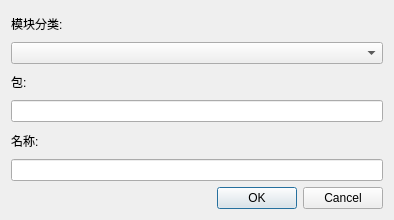
Qt form nodeparser/new_subsystem_dialog.ui (L-Net-1992/ADAS_AD_Developer) before a commit.
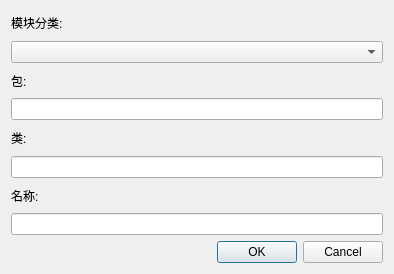
The same form after that commit.

Patch:
```diff
--- a/nodeparser/new_subsystem_dialog.ui
+++ b/nodeparser/new_subsystem_dialog.ui
@@ -7,7 +7,7 @@
     <x>0</x>
     <y>0</y>
     <width>394</width>
-    <height>220</height>
+    <height>274</height>
    </rect>
   </property>
   <property name="windowTitle">
@@ -43,13 +43,23 @@
    <item>
     <widget class="QLabel" name="label_2">
      <property name="text">
-      <string>名称:</string>
+      <string>类:</string>
      </property>
     </widget>
    </item>
    <item>
     <widget class="QLineEdit" name="nameEdit"/>
    </item>
+   <item>
+    <widget class="QLabel" name="label_4">
+     <property name="text">
+      <string>名称:</string>
+     </property>
+    </widget>
+   </item>
+   <item>
+    <widget class="QLineEdit" name="lineEdit"/>
+   </item>
    <item>
     <widget class="QDialogButtonBox" name="buttonBox">
      <property name="locale">
```
